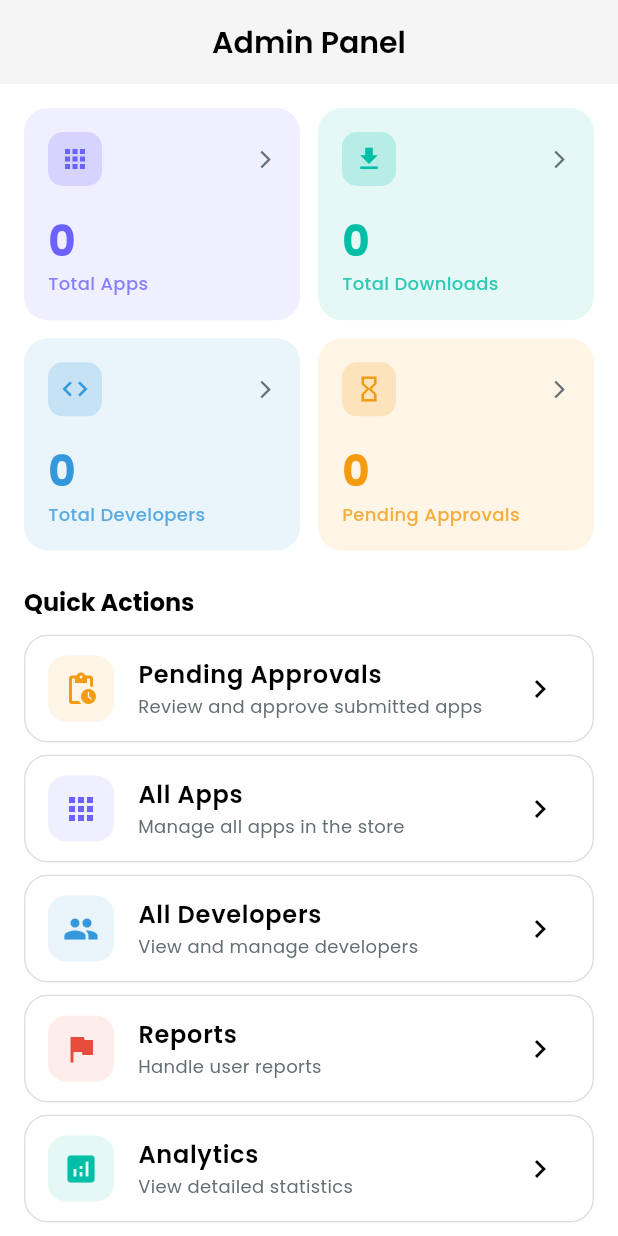
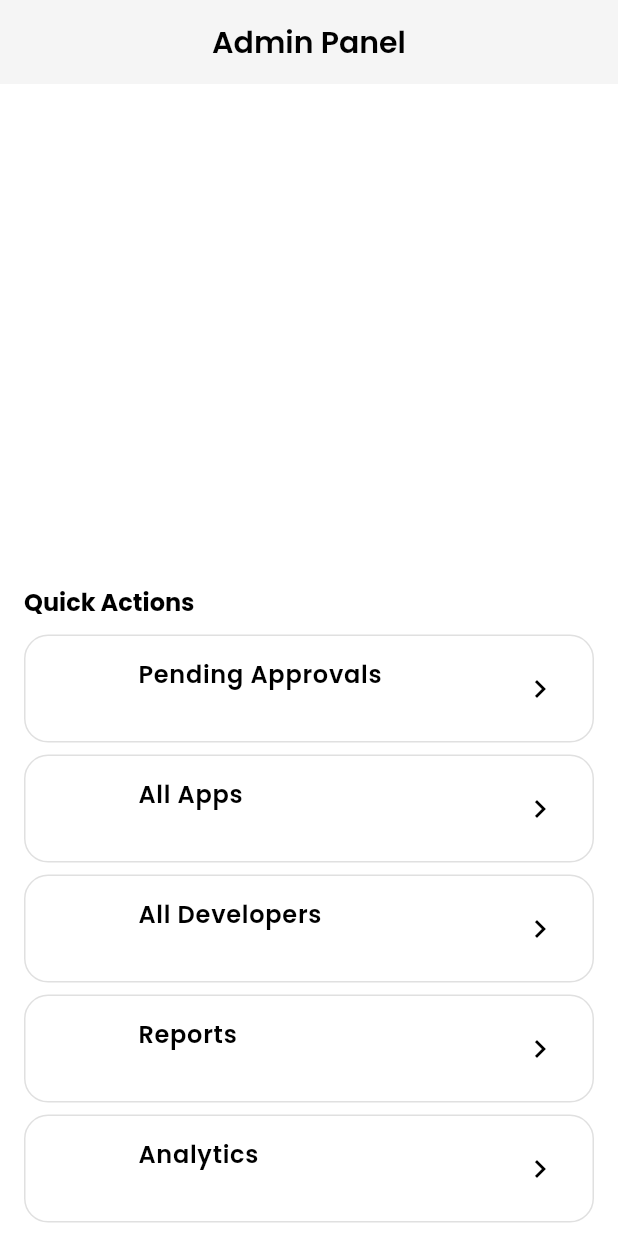
Before and after one commit to bothost-source/dev_store, a Flutter app: the AdminDashboardScreen screen opened directly, on a phone screen of 412 x 824 dp. Run offline on Flutter 3.47's test engine with Material 3 defaults, Android fonts, the phone set to English and light mode, and no system bars; our stand-ins replace carousel_slider, cloud_firestore, dio, equatable, file_picker, firebase_auth and 13 more; missing offline and left inert: minio; accounts and stored records are empty; generated files the repository leaves out were written again.

Commit message:
Update app_colors.dart

```diff
--- a/lib/core/theme/app_colors.dart
+++ b/lib/core/theme/app_colors.dart
@@ -1,60 +1,67 @@
 import 'package:flutter/material.dart';
 
 class AppColors {
-  static const Color primary = Color(0xFF6C63FF);
-  static const Color primaryLight = Color(0xFF8B85FF);
-  static const Color primaryDark = Color(0xFF5046E5);
+  // PRIMARY - White (was purple 0xFF6C63FF)
+  static const Color primary = Colors.white;
+  static const Color primaryLight = Colors.white70;
+  static const Color primaryDark = Colors.white;
 
-  static const Color secondary = Color(0xFF00BFA6);
-  static const Color secondaryLight = Color(0xFF33CBB5);
-  static const Color secondaryDark = Color(0xFF00A38D);
+  // SECONDARY - Gray (was teal 0xFF00BFA6)
+  static const Color secondary = Colors.white;
+  static const Color secondaryLight = Colors.white70;
+  static const Color secondaryDark = Colors.white;
 
-  static const Color accent = Color(0xFFFF6584);
-  static const Color accentLight = Color(0xFFFF8BA0);
+  // ACCENT - White (was pink 0xFFFF6584)
+  static const Color accent = Colors.white;
+  static const Color accentLight = Colors.white70;
 
-  static const Color success = Color(0xFF00B894);
-  static const Color warning = Color(0xFFF39C12);
-  static const Color error = Color(0xFFE74C3C);
-  static const Color info = Color(0xFF3498DB);
+  // STATUS - White/Gray only
+  static const Color success = Colors.white;
+  static const Color warning = Colors.white70;
+  static const Color error = Colors.white;
+  static const Color info = Colors.white70;
 
   static const Color infoColor = info;
   static const Color successColor = success;
   static const Color warningColor = warning;
   static const Color errorColor = error;
 
-  static const Color darkBackground = Color(0xFF1A1A2E);
-  static const Color darkSurface = Color(0xFF16213E);
-  static const Color darkCard = Color(0xFF0F3460);
-  static const Color darkText = Color(0xFFF8F9FA);
-  static const Color darkTextMuted = Color(0xFF95A5A6);
+  // DARK THEME - Pure Black/Gray (was blue-purple)
+  static const Color darkBackground = Colors.black;
+  static const Color darkSurface = Color(0xFF111111);
+  static const Color darkCard = Color(0xFF1A1A1A);
+  static const Color darkText = Colors.white;
+  static const Color darkTextMuted = Colors.white70;
 
-  static const Color lightBackground = Color(0xFFF8F9FA);
-  static const Color lightSurface = Color(0xFFFFFFFF);
-  static const Color lightCard = Color(0xFFFFFFFF);
-  static const Color lightText = Color(0xFF2D3436);
-  static const Color lightTextMuted = Color(0xFF636E72);
+  // LIGHT THEME - White/Gray (for completeness)
+  static const Color lightBackground = Colors.white;
+  static const Color lightSurface = Color(0xFFF5F5F5);
+  static const Color lightCard = Colors.white;
+  static const Color lightText = Colors.black;
+  static const Color lightTextMuted = Colors.black54;
 
-  // CHANGED: static const instead of getters for const compatibility
-  static const Color background = lightBackground;
-  static const Color surface = lightSurface;
-  static const Color card = lightCard;
-  static const Color text = lightText;
-  static const Color textMuted = lightTextMuted;
+  // Current theme colors
+  static const Color background = darkBackground;
+  static const Color surface = darkSurface;
+  static const Color card = darkCard;
+  static const Color text = darkText;
+  static const Color textMuted = darkTextMuted;
 
+  // GRADIENTS - Black to Gray only (was purple gradients)
   static const LinearGradient primaryGradient = LinearGradient(
-    colors: [primary, primaryLight],
+    colors: [Colors.black, Color(0xFF111111)],
     begin: Alignment.topLeft,
     end: Alignment.bottomRight,
   );
 
   static const LinearGradient darkGradient = LinearGradient(
-    colors: [darkBackground, darkSurface],
+    colors: [Colors.black, Color(0xFF111111)],
     begin: Alignment.topCenter,
     end: Alignment.bottomCenter,
   );
 
   static const LinearGradient accentGradient = LinearGradient(
-    colors: [accent, accentLight],
+    colors: [Color(0xFF1A1A1A), Color(0xFF222222)],
     begin: Alignment.topLeft,
     end: Alignment.bottomRight,
   );
```
